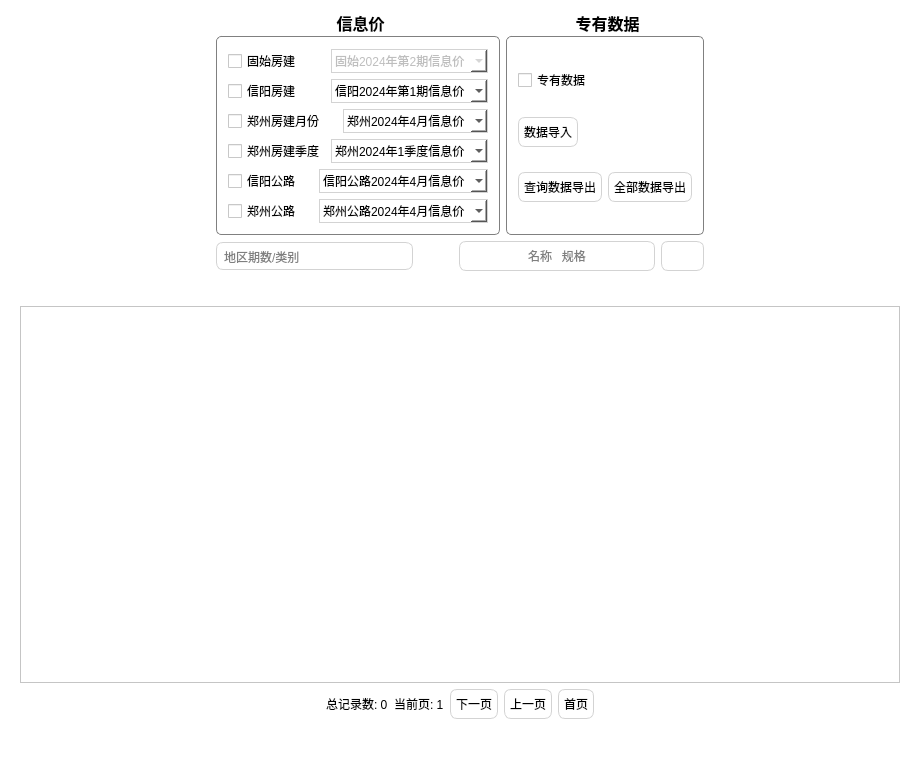
Qt form mainwindow.ui (lialia691/cost_assistant) before a commit.
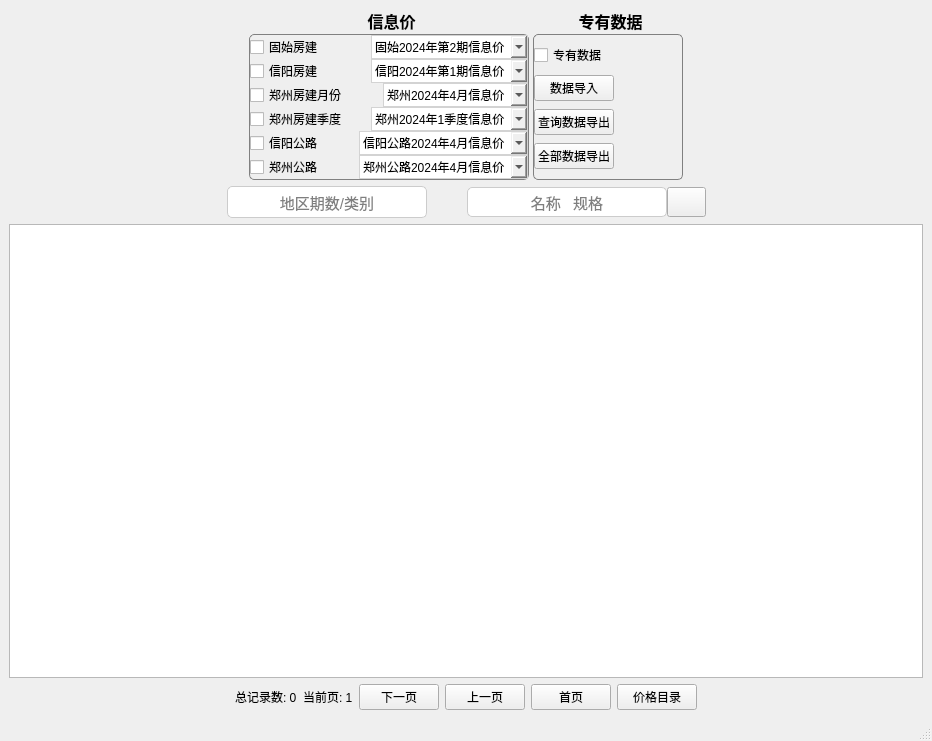
The same form after that commit. Icons and pictures are not drawn.

The edit to the form file:
```diff
--- a/mainwindow.ui
+++ b/mainwindow.ui
@@ -1,49 +1,47 @@
 <?xml version="1.0" encoding="UTF-8"?>
 <ui version="4.0">
- <class>form</class>
- <widget class="QWidget" name="form">
+ <class>MainWindow</class>
+ <widget class="QMainWindow" name="MainWindow">
   <property name="geometry">
    <rect>
     <x>0</x>
     <y>0</y>
-    <width>920</width>
-    <height>759</height>
+    <width>932</width>
+    <height>741</height>
    </rect>
   </property>
   <property name="sizePolicy">
-   <sizepolicy hsizetype="Expanding" vsizetype="Expanding">
+   <sizepolicy hsizetype="Preferred" vsizetype="Fixed">
     <horstretch>0</horstretch>
     <verstretch>0</verstretch>
    </sizepolicy>
   </property>
-  <property name="font">
-   <font>
-    <bold>false</bold>
-    <kerning>true</kerning>
-   </font>
-  </property>
   <property name="windowTitle">
    <string>价格助手</string>
   </property>
-  <property name="styleSheet">
-   <string notr="true">background-color: rgb(255, 255, 255);</string>
-  </property>
-  <layout class="QGridLayout" name="gridLayout">
-   <item row="0" column="0">
-    <spacer name="horizontalSpacer_7">
-     <property name="orientation">
-      <enum>Qt::Orientation::Horizontal</enum>
-     </property>
-     <property name="sizeHint" stdset="0">
-      <size>
-       <width>198</width>
-       <height>20</height>
-      </size>
-     </property>
-    </spacer>
-   </item>
-   <item row="0" column="1">
+  <widget class="QWidget" name="centralwidget">
+   <layout class="QVBoxLayout" name="verticalLayout_3">
+    <item>
     <layout class="QHBoxLayout" name="horizontalLayout_4">
+      <property name="spacing">
+       <number>4</number>
+      </property>
+      <property name="sizeConstraint">
+       <enum>QLayout::SizeConstraint::SetDefaultConstraint</enum>
+      </property>
+      <item>
+       <spacer name="horizontalSpacer_5">
+        <property name="orientation">
+         <enum>Qt::Orientation::Horizontal</enum>
+        </property>
+        <property name="sizeHint" stdset="0">
+         <size>
+          <width>161</width>
+          <height>20</height>
+         </size>
+        </property>
+       </spacer>
+      </item>
      <item>
       <widget class="QGroupBox" name="groupBox_2">
        <property name="sizePolicy">
@@ -52,6 +50,12 @@
          <verstretch>0</verstretch>
         </sizepolicy>
        </property>
+        <property name="minimumSize">
+         <size>
+          <width>280</width>
+          <height>0</height>
+         </size>
+        </property>
        <property name="font">
         <font>
          <family>微软雅黑 Light</family>
@@ -81,6 +85,21 @@
         <set>Qt::AlignmentFlag::AlignCenter</set>
        </property>
        <layout class="QVBoxLayout" name="verticalLayout">
+         <property name="spacing">
+          <number>0</number>
+         </property>
+         <property name="leftMargin">
+          <number>0</number>
+         </property>
+         <property name="topMargin">
+          <number>0</number>
+         </property>
+         <property name="rightMargin">
+          <number>0</number>
+         </property>
+         <property name="bottomMargin">
+          <number>0</number>
+         </property>
         <item>
          <layout class="QHBoxLayout" name="horizontalLayout">
           <property name="spacing">
@@ -114,7 +133,7 @@
           <item>
            <widget class="QComboBox" name="comboBox_gushi_house_period">
             <property name="enabled">
-             <bool>false</bool>
+              <bool>true</bool>
             </property>
             <property name="sizePolicy">
              <sizepolicy hsizetype="Fixed" vsizetype="Fixed">
@@ -360,11 +379,17 @@
         <bool>true</bool>
        </property>
        <property name="sizePolicy">
-        <sizepolicy hsizetype="Preferred" vsizetype="Preferred">
+         <sizepolicy hsizetype="Fixed" vsizetype="Preferred">
          <horstretch>0</horstretch>
          <verstretch>0</verstretch>
         </sizepolicy>
        </property>
+        <property name="minimumSize">
+         <size>
+          <width>150</width>
+          <height>0</height>
+         </size>
+        </property>
        <property name="baseSize">
         <size>
          <width>0</width>
@@ -406,8 +431,36 @@
        <property name="checkable">
         <bool>false</bool>
        </property>
-       <layout class="QGridLayout" name="gridLayout_2">
-        <item row="1" column="0">
+        <layout class="QVBoxLayout" name="verticalLayout_2">
+         <property name="spacing">
+          <number>0</number>
+         </property>
+         <property name="leftMargin">
+          <number>0</number>
+         </property>
+         <property name="topMargin">
+          <number>0</number>
+         </property>
+         <property name="rightMargin">
+          <number>0</number>
+         </property>
+         <property name="bottomMargin">
+          <number>0</number>
+         </property>
+         <item>
+          <widget class="QCheckBox" name="checkBox_personal_data">
+           <property name="font">
+            <font>
+             <family>微软雅黑</family>
+             <pointsize>9</pointsize>
+            </font>
+           </property>
+           <property name="text">
+            <string>专有数据</string>
+           </property>
+          </widget>
+         </item>
+         <item>
          <widget class="QPushButton" name="pushButton_import">
           <property name="sizePolicy">
            <sizepolicy hsizetype="Fixed" vsizetype="Fixed">
@@ -424,11 +477,7 @@
            </font>
           </property>
           <property name="styleSheet">
-           <string notr="true">QPushButton {
-    border: 1px solid lightgrey;
-    border-radius: 7px;
-    padding: 5px;
-}</string>
+            <string notr="true"/>
           </property>
           <property name="text">
            <string>数据导入</string>
@@ -438,7 +487,7 @@
           </property>
          </widget>
         </item>
-        <item row="2" column="0">
+         <item>
          <widget class="QPushButton" name="pushButton_export">
           <property name="sizePolicy">
            <sizepolicy hsizetype="Fixed" vsizetype="Fixed">
@@ -455,11 +504,7 @@
            </font>
           </property>
           <property name="styleSheet">
-           <string notr="true">QPushButton {
-    border: 1px solid lightgrey;
-    border-radius: 7px;
-    padding: 5px;
-}</string>
+            <string notr="true"/>
           </property>
           <property name="text">
            <string>查询数据导出</string>
@@ -469,27 +514,10 @@
           </property>
          </widget>
         </item>
-        <item row="0" column="0">
-         <widget class="QCheckBox" name="checkBox_personal_data">
-          <property name="font">
-           <font>
-            <family>微软雅黑</family>
-            <pointsize>9</pointsize>
-           </font>
-          </property>
-          <property name="text">
-           <string>专有数据</string>
-          </property>
-         </widget>
-        </item>
-        <item row="2" column="1">
+         <item alignment="Qt::AlignmentFlag::AlignLeft">
          <widget class="QPushButton" name="pushButton_export_all">
           <property name="styleSheet">
-           <string notr="true">QPushButton {
-    border: 1px solid lightgrey;
-    border-radius: 7px;
-    padding: 5px;
-}</string>
+            <string notr="true"/>
           </property>
           <property name="text">
            <string>全部数据导出</string>
@@ -502,10 +530,37 @@
        </layout>
       </widget>
      </item>
-    </layout>
-   </item>
-   <item row="0" column="2">
-    <spacer name="horizontalSpacer_4">
+      <item>
+       <spacer name="horizontalSpacer_6">
+        <property name="orientation">
+         <enum>Qt::Orientation::Horizontal</enum>
+        </property>
+        <property name="sizeHint" stdset="0">
+         <size>
+          <width>162</width>
+          <height>20</height>
+         </size>
+        </property>
+       </spacer>
+      </item>
+     </layout>
+    </item>
+    <item>
+     <layout class="QHBoxLayout" name="horizontalLayout_3" stretch="0,0,0,0,0,0">
+      <property name="spacing">
+       <number>0</number>
+      </property>
+      <property name="sizeConstraint">
+       <enum>QLayout::SizeConstraint::SetDefaultConstraint</enum>
+      </property>
+      <property name="leftMargin">
+       <number>0</number>
+      </property>
+      <property name="topMargin">
+       <number>0</number>
+      </property>
+      <item>
+       <spacer name="horizontalSpacer_3">
      <property name="orientation">
       <enum>Qt::Orientation::Horizontal</enum>
      </property>
@@ -514,36 +569,59 @@
      </property>
      <property name="sizeHint" stdset="0">
       <size>
-       <width>197</width>
+          <width>40</width>
        <height>20</height>
       </size>
      </property>
     </spacer>
    </item>
-   <item row="1" column="1">
-    <layout class="QHBoxLayout" name="horizontalLayout_3">
-     <item>
+      <item alignment="Qt::AlignmentFlag::AlignLeft">
       <widget class="QLineEdit" name="lineEdit_period_keywords">
+        <property name="enabled">
+         <bool>true</bool>
+        </property>
        <property name="sizePolicy">
-        <sizepolicy hsizetype="Preferred" vsizetype="Fixed">
+         <sizepolicy hsizetype="Fixed" vsizetype="Fixed">
          <horstretch>0</horstretch>
          <verstretch>0</verstretch>
         </sizepolicy>
        </property>
+        <property name="minimumSize">
+         <size>
+          <width>200</width>
+          <height>0</height>
+         </size>
+        </property>
+        <property name="font">
+         <font>
+          <pointsize>11</pointsize>
+          <underline>false</underline>
+         </font>
+        </property>
        <property name="styleSheet">
         <string notr="true">QLineEdit {
-    border: 1px solid lightgrey;
-    border-radius: 7px;
-    padding: 5px;
+    border: 1px solid #cccccc; /* 边框颜色 */
+    border-radius: 5px; /* 圆角半径 */
+    padding: 5px; /* 内边距 */
+    background: white; /* 背景颜色 */
+    selection-background-color: darkgray; /* 选中文本的背景颜色 */
+}
+
+QLineEdit:focus {
+    border: 2px solid #00aaff; /* 聚焦时的边框颜色 */
+    background: #e6f7ff; /* 聚焦时的背景颜色 */
 }</string>
        </property>
+        <property name="alignment">
+         <set>Qt::AlignmentFlag::AlignCenter</set>
+        </property>
        <property name="placeholderText">
         <string>地区期数/类别</string>
        </property>
       </widget>
      </item>
      <item>
-      <spacer name="horizontalSpacer_5">
+       <spacer name="horizontalSpacer_7">
        <property name="orientation">
         <enum>Qt::Orientation::Horizontal</enum>
        </property>
@@ -558,28 +636,43 @@
        </property>
       </spacer>
      </item>
-     <item>
+      <item alignment="Qt::AlignmentFlag::AlignLeft">
       <widget class="QLineEdit" name="lineEdit">
        <property name="sizePolicy">
-        <sizepolicy hsizetype="Preferred" vsizetype="Fixed">
+         <sizepolicy hsizetype="Fixed" vsizetype="Fixed">
          <horstretch>0</horstretch>
          <verstretch>0</verstretch>
         </sizepolicy>
        </property>
+        <property name="minimumSize">
+         <size>
+          <width>200</width>
+          <height>0</height>
+         </size>
+        </property>
        <property name="maximumSize">
         <size>
          <width>200</width>
-         <height>40</height>
-        </size>
-       </property>
-       <property name="whatsThis">
-        <string>&lt;html&gt;&lt;head/&gt;&lt;body&gt;&lt;p&gt;&lt;br/&gt;&lt;/p&gt;&lt;/body&gt;&lt;/html&gt;</string>
+          <height>30</height>
+         </size>
+        </property>
+        <property name="font">
+         <font>
+          <pointsize>11</pointsize>
+         </font>
        </property>
        <property name="styleSheet">
         <string notr="true">QLineEdit {
-    border: 1px solid lightgrey;
-    border-radius: 7px;
-    padding: 5px;
+    border: 1px solid #cccccc; /* 边框颜色 */
+    border-radius: 5px; /* 圆角半径 */
+    padding: 5px; /* 内边距 */
+    background: white; /* 背景颜色 */
+    selection-background-color: darkgray; /* 选中文本的背景颜色 */
+}
+
+QLineEdit:focus {
+    border: 2px solid #00aaff; /* 聚焦时的边框颜色 */
+    background: #e6f7ff; /* 聚焦时的背景颜色 */
 }</string>
        </property>
        <property name="inputMask">
@@ -596,13 +689,13 @@
        </property>
       </widget>
      </item>
-     <item>
+      <item alignment="Qt::AlignmentFlag::AlignLeft">
       <widget class="QPushButton" name="pushButton">
        <property name="enabled">
         <bool>true</bool>
        </property>
        <property name="sizePolicy">
-        <sizepolicy hsizetype="Fixed" vsizetype="Preferred">
+         <sizepolicy hsizetype="Fixed" vsizetype="Fixed">
          <horstretch>0</horstretch>
          <verstretch>0</verstretch>
         </sizepolicy>
@@ -613,6 +706,12 @@
          <height>0</height>
         </size>
        </property>
+        <property name="maximumSize">
+         <size>
+          <width>16777215</width>
+          <height>30</height>
+         </size>
+        </property>
        <property name="sizeIncrement">
         <size>
          <width>0</width>
@@ -637,12 +736,7 @@
         <cursorShape>ArrowCursor</cursorShape>
        </property>
        <property name="styleSheet">
-        <string notr="true">QPushButton {
-    border: 1px solid lightgrey;
-    border-radius: 7px;
-    padding: 5px;
-
-}</string>
+         <string notr="true"/>
        </property>
        <property name="text">
         <string/>
@@ -661,39 +755,24 @@
        </property>
       </widget>
      </item>
-    </layout>
-   </item>
-   <item row="2" column="0" colspan="3">
-    <spacer name="horizontalSpacer_3">
+      <item>
+       <spacer name="horizontalSpacer_4">
      <property name="orientation">
       <enum>Qt::Orientation::Horizontal</enum>
      </property>
+        <property name="sizeType">
+         <enum>QSizePolicy::Policy::Expanding</enum>
+        </property>
      <property name="sizeHint" stdset="0">
       <size>
-       <width>887</width>
+          <width>40</width>
        <height>20</height>
       </size>
      </property>
     </spacer>
    </item>
-   <item row="3" column="0" colspan="3">
-    <layout class="QHBoxLayout" name="horizontalLayout_12">
-     <item>
-      <widget class="QFrame" name="frame">
-       <property name="font">
-        <font>
-         <pointsize>9</pointsize>
-         <bold>false</bold>
-         <kerning>true</kerning>
-        </font>
-       </property>
-       <property name="frameShape">
-        <enum>QFrame::Shape::NoFrame</enum>
-       </property>
-       <property name="frameShadow">
-        <enum>QFrame::Shadow::Raised</enum>
-       </property>
-       <layout class="QVBoxLayout" name="verticalLayout_3">
+     </layout>
+    </item>
         <item>
          <widget class="QTableView" name="tableView">
           <property name="sizePolicy">
@@ -702,6 +781,12 @@
             <verstretch>0</verstretch>
            </sizepolicy>
           </property>
+      <property name="maximumSize">
+       <size>
+        <width>16777215</width>
+        <height>16777215</height>
+       </size>
+      </property>
           <property name="styleSheet">
            <string notr="true">QMainWindow
  {
@@ -727,6 +812,9 @@
           </item>
           <item>
            <widget class="QLabel" name="label_total_records">
+        <property name="styleSheet">
+         <string notr="true"/>
+        </property>
             <property name="text">
              <string>总记录数: 0</string>
             </property>
@@ -742,12 +830,7 @@
           <item>
            <widget class="QPushButton" name="pushButton_next">
             <property name="styleSheet">
-             <string notr="true">QPushButton {
-    border: 1px solid lightgrey;
-    border-radius: 7px;
-    padding: 5px;
-
-}</string>
+         <string notr="true"/>
             </property>
             <property name="text">
              <string>下一页</string>
@@ -757,12 +840,7 @@
           <item>
            <widget class="QPushButton" name="pushButton_previous">
             <property name="styleSheet">
-             <string notr="true">QPushButton {
-    border: 1px solid lightgrey;
-    border-radius: 7px;
-    padding: 5px;
-
-}</string>
+         <string notr="true"/>
             </property>
             <property name="text">
              <string>上一页</string>
@@ -772,18 +850,20 @@
           <item>
            <widget class="QPushButton" name="pushButton_home">
             <property name="styleSheet">
-             <string notr="true">QPushButton {
-    border: 1px solid lightgrey;
-    border-radius: 7px;
-    padding: 5px;
-
-}</string>
+         <string notr="true"/>
             </property>
             <property name="text">
              <string>首页</string>
             </property>
            </widget>
           </item>
+      <item>
+       <widget class="QPushButton" name="pushButton_price_catalog">
+        <property name="text">
+         <string>价格目录</string>
+        </property>
+       </widget>
+      </item>
           <item>
            <spacer name="horizontalSpacer_2">
             <property name="orientation">
@@ -799,28 +879,9 @@
           </item>
          </layout>
         </item>
-        <item>
-         <spacer name="horizontalSpacer_9">
-          <property name="orientation">
-           <enum>Qt::Orientation::Horizontal</enum>
-          </property>
-          <property name="sizeHint" stdset="0">
-           <size>
-            <width>771</width>
-            <height>20</height>
-           </size>
-          </property>
-         </spacer>
-        </item>
-       </layout>
-      </widget>
-     </item>
-    </layout>
-   </item>
-  </layout>
-  <zorder>horizontalSpacer_7</zorder>
-  <zorder>horizontalSpacer_3</zorder>
-  <zorder></zorder>
+   </layout>
+  </widget>
+  <widget class="QStatusBar" name="statusbar"/>
  </widget>
  <resources/>
  <connections/>
```
Left out of the diff: 5 changed lines with no effect on the pictures. Lines whose indentation alone changed are shown as unchanged.
